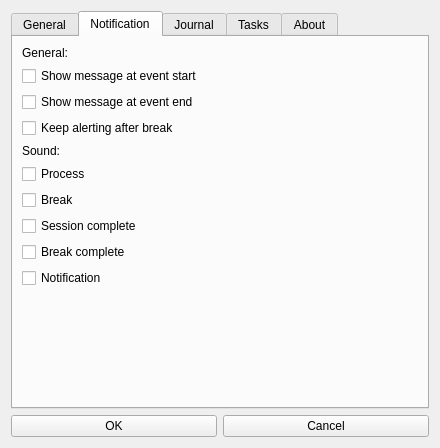
Above: src/settingsform.ui from AlexPuts/TyroTimer before the change. Below: the same form after it.
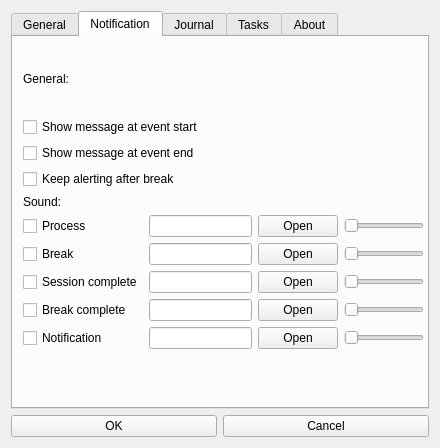
That is the form after the change. The open tabs and pages were chosen to show the change. Icons and pictures are not drawn.

Commit message: edit ui, add sound volume and /open/ option for sounds

What changed in the file:
```diff
--- a/src/settingsform.ui
+++ b/src/settingsform.ui
@@ -177,9 +177,16 @@
       <attribute name="title">
        <string>Notification</string>
       </attribute>
-      <layout class="QVBoxLayout" name="verticalLayout_14">
-       <item>
-        <layout class="QVBoxLayout" name="verticalLayout_13">
+      <widget class="QWidget" name="">
+       <property name="geometry">
+        <rect>
+         <x>10</x>
+         <y>10</y>
+         <width>401</width>
+         <height>302</height>
+        </rect>
+       </property>
+       <layout class="QVBoxLayout" name="verticalLayout_3">
          <item>
           <layout class="QVBoxLayout" name="verticalLayout_12">
            <item>
@@ -217,7 +224,7 @@
           </layout>
          </item>
          <item>
-          <layout class="QVBoxLayout" name="verticalLayout_3">
+         <layout class="QVBoxLayout" name="verticalLayout_2">
            <item>
             <widget class="QLabel" name="label">
              <property name="text">
@@ -226,62 +233,133 @@
             </widget>
            </item>
            <item>
-            <layout class="QVBoxLayout" name="verticalLayout_2">
-             <item>
+           <layout class="QGridLayout" name="gridLayout_3">
+            <item row="0" column="0">
               <widget class="QCheckBox" name="processSoundChk">
                <property name="text">
                 <string>Process</string>
                </property>
               </widget>
              </item>
-             <item>
+            <item row="0" column="1">
+             <widget class="QLineEdit" name="lineEdit"/>
+            </item>
+            <item row="0" column="2">
+             <widget class="QPushButton" name="pushButton_2">
+              <property name="text">
+               <string>Open</string>
+              </property>
+             </widget>
+            </item>
+            <item row="0" column="3">
+             <widget class="QSlider" name="horizontalSlider">
+              <property name="orientation">
+               <enum>Qt::Horizontal</enum>
+              </property>
+             </widget>
+            </item>
+            <item row="1" column="0">
               <widget class="QCheckBox" name="breakSoundChk">
                <property name="text">
                 <string>Break</string>
                </property>
               </widget>
              </item>
-             <item>
+            <item row="1" column="1">
+             <widget class="QLineEdit" name="lineEdit_2"/>
+            </item>
+            <item row="1" column="2">
+             <widget class="QPushButton" name="pushButton_3">
+              <property name="text">
+               <string>Open</string>
+              </property>
+             </widget>
+            </item>
+            <item row="1" column="3">
+             <widget class="QSlider" name="horizontalSlider_2">
+              <property name="orientation">
+               <enum>Qt::Horizontal</enum>
+              </property>
+             </widget>
+            </item>
+            <item row="2" column="0">
               <widget class="QCheckBox" name="completeSoundChk">
                <property name="text">
                 <string>Session complete</string>
                </property>
               </widget>
              </item>
-             <item>
+            <item row="2" column="1">
+             <widget class="QLineEdit" name="lineEdit_3"/>
+            </item>
+            <item row="2" column="2">
+             <widget class="QPushButton" name="pushButton_4">
+              <property name="text">
+               <string>Open</string>
+              </property>
+             </widget>
+            </item>
+            <item row="2" column="3">
+             <widget class="QSlider" name="horizontalSlider_3">
+              <property name="orientation">
+               <enum>Qt::Horizontal</enum>
+              </property>
+             </widget>
+            </item>
+            <item row="3" column="0">
               <widget class="QCheckBox" name="bcompleteSoundChk">
                <property name="text">
                 <string>Break complete</string>
                </property>
               </widget>
              </item>
-             <item alignment="Qt::AlignTop">
+            <item row="3" column="1">
+             <widget class="QLineEdit" name="lineEdit_4"/>
+            </item>
+            <item row="3" column="2">
+             <widget class="QPushButton" name="pushButton_5">
+              <property name="text">
+               <string>Open</string>
+              </property>
+             </widget>
+            </item>
+            <item row="3" column="3">
+             <widget class="QSlider" name="horizontalSlider_4">
+              <property name="orientation">
+               <enum>Qt::Horizontal</enum>
+              </property>
+             </widget>
+            </item>
+            <item row="4" column="0">
               <widget class="QCheckBox" name="notificationChk">
                <property name="text">
                 <string>Notification</string>
                </property>
               </widget>
              </item>
-             <item>
-              <spacer name="verticalSpacer">
+            <item row="4" column="1">
+             <widget class="QLineEdit" name="lineEdit_5"/>
+            </item>
+            <item row="4" column="2">
+             <widget class="QPushButton" name="pushButton">
+              <property name="text">
+               <string>Open</string>
+              </property>
+             </widget>
+            </item>
+            <item row="4" column="3">
+             <widget class="QSlider" name="horizontalSlider_5">
                <property name="orientation">
-                <enum>Qt::Vertical</enum>
-               </property>
-               <property name="sizeHint" stdset="0">
-                <size>
-                 <width>20</width>
-                 <height>40</height>
-                </size>
-               </property>
-              </spacer>
+               <enum>Qt::Horizontal</enum>
+              </property>
+             </widget>
              </item>
             </layout>
            </item>
           </layout>
          </item>
         </layout>
-       </item>
-      </layout>
+      </widget>
      </widget>
      <widget class="QWidget" name="tab_3">
       <attribute name="title">
```
Left out of the diff: 2 changed lines with no effect on the pictures. Lines whose indentation alone changed are shown as unchanged.
